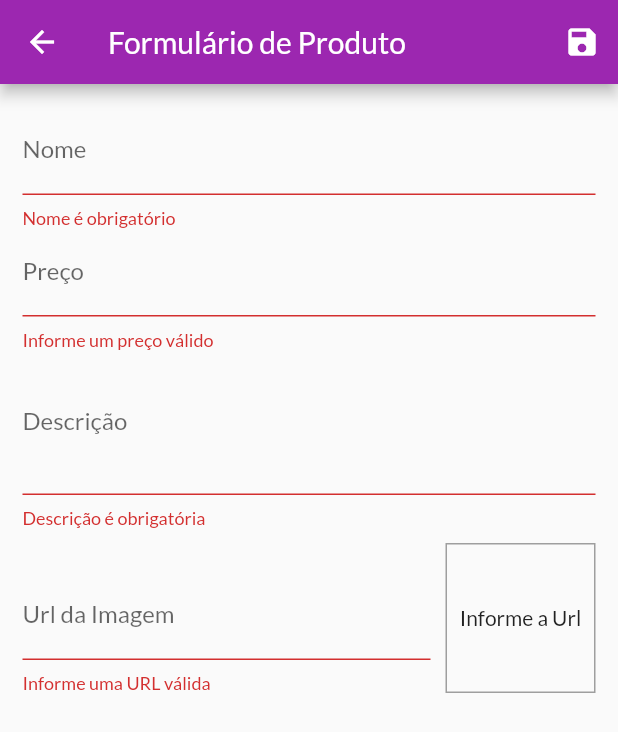
After one commit to Jeaan2/flutter_shop, a Flutter app: the ProductFormPage screen opened by its route, after a tap on the "save" icon, on a phone screen of 412 x 824 dp. The commit adds this screen. Shown: the top 732 px of the screen. Run offline on Flutter 3.47's test engine with Material 2 defaults, Android fonts, the phone set to English and light mode, and no system bars; network calls fail.

Commit message:
feat: adding product form

```diff
--- a/lib/components/product_grid.dart
+++ b/lib/components/product_grid.dart
@@ -1,5 +1,5 @@
 import 'package:flutter/material.dart';
-import 'package:flutter_shop/components/product_item.dart';
+import 'package:flutter_shop/components/product_grid_item.dart';
 import 'package:flutter_shop/models/product.dart';
 import 'package:flutter_shop/models/product_list.dart';
 import 'package:provider/provider.dart';
@@ -24,7 +24,7 @@ class ProductGrid extends StatelessWidget {
       ),
       itemBuilder: (ctx, index) => ChangeNotifierProvider.value(
         value: loadedProducts[index],
-        child: ProductItem(),
+        child: ProductGridItem(),
       ),
     );
   }
--- a/lib/main.dart
+++ b/lib/main.dart
@@ -5,6 +5,8 @@ import 'package:flutter_shop/models/product_list.dart';
 import 'package:flutter_shop/pages/cart_page.dart';
 import 'package:flutter_shop/pages/orders_page.dart';
 import 'package:flutter_shop/pages/product_detail_page.dart';
+import 'package:flutter_shop/pages/product_form_page.dart';
+import 'package:flutter_shop/pages/products_page.dart';
 import 'package:flutter_shop/pages/products_overview_page.dart';
 import 'package:flutter_shop/utils/app_routes.dart';
 import 'package:provider/provider.dart';
@@ -42,6 +44,8 @@ class MyApp extends StatelessWidget {
           AppRoutes.PRODUCT_DETAIL: (context) => ProductDetailPage(),
           AppRoutes.CART: (context) => CartPage(),
           AppRoutes.ORDERS: (context) => OrdersPage(),
+          AppRoutes.PRODUCTS: (context) => ProductsPage(),
+          AppRoutes.PRODUCT_FORM: (context) => ProductFormPage(),
         },
       ),
     );
--- /dev/null
+++ b/lib/pages/product_form_page.dart
@@ -0,0 +1,225 @@
+import 'dart:math';
+
+import 'package:flutter/material.dart';
+import 'package:flutter_shop/models/product.dart';
+import 'package:flutter_shop/models/product_list.dart';
+import 'package:provider/provider.dart';
+
+class ProductFormPage extends StatefulWidget {
+  const ProductFormPage({Key? key}) : super(key: key);
+
+  @override
+  _ProductFormPageState createState() => _ProductFormPageState();
+}
+
+class _ProductFormPageState extends State<ProductFormPage> {
+  final _priceFocus = FocusNode();
+  final _descriptionFocus = FocusNode();
+
+  final _imageUrlFocus = FocusNode();
+  final _imageUrlController = TextEditingController();
+
+  final _formKey = GlobalKey<FormState>();
+  final _formData = Map<String, Object>();
+
+  @override
+  void initState() {
+    super.initState();
+    _imageUrlFocus.addListener(updateImage);
+  }
+
+  @override
+  void didChangeDependencies() {
+    // TODO: implement didChangeDependencies
+    super.didChangeDependencies();
+
+    if (_formData.isEmpty) {
+      final argument = ModalRoute.of(context)?.settings.arguments;
+
+      if (argument != null) {
+        final product = argument as Product;
+        _formData['id'] = product.id;
+        _formData['name'] = product.name;
+        _formData['price'] = product.price;
+        _formData['description'] = product.description;
+        _formData['imageUrl'] = product.imageUrl;
+
+        _imageUrlController.text = product.imageUrl;
+      }
+    }
+  }
+
+  @override
+  void dispose() {
+    super.dispose();
+    _priceFocus.dispose();
+    _descriptionFocus.dispose();
+
+    _imageUrlFocus.removeListener(updateImage);
+    _imageUrlFocus.dispose();
+  }
+
+  void updateImage() {
+    setState(() {});
+  }
+
+  bool isValidImageUrl(String url) {
+    bool isValidUrl = Uri.tryParse(url)?.hasAbsolutePath ?? false;
+    bool endsWithfFile = url.toLowerCase().endsWith('.png') ||
+        url.toLowerCase().endsWith('.jpg') ||
+        url.toLowerCase().endsWith('.jped');
+
+    return isValidUrl && endsWithfFile;
+  }
+
+  void _submitForm() {
+    final isValid = _formKey.currentState?.validate() ?? false;
+
+    if (!isValid) {
+      return;
+    }
+
+    _formKey.currentState?.save();
+
+    Provider.of<ProductList>(
+      context,
+      listen: false,
+    ).saveProduct(_formData);
+    Navigator.of(context).pop();
+  }
+
+  @override
+  Widget build(BuildContext context) {
+    return Scaffold(
+      appBar: AppBar(
+        title: Text('Formulário de Produto'),
+        actions: [
+          IconButton(
+            onPressed: _submitForm,
+            icon: Icon(Icons.save),
+          ),
+        ],
+      ),
+      body: Padding(
+        padding: const EdgeInsets.all(15),
+        child: Form(
+          key: _formKey,
+          child: ListView(
+            children: [
+              TextFormField(
+                initialValue: _formData['name']?.toString(),
+                decoration: InputDecoration(labelText: 'Nome'),
+                textInputAction: TextInputAction.next,
+                onFieldSubmitted: (_) {
+                  FocusScope.of(context).requestFocus(_priceFocus);
+                },
+                onSaved: (name) => _formData['name'] = name ?? '',
+                validator: (_name) {
+                  final name = _name ?? '';
+
+                  if (name.trim().isEmpty) {
+                    return 'Nome é obrigatório';
+                  }
+                  if (name.trim().length < 3) {
+                    return 'Nome precisa no mínimo de 3 letras';
+                  }
+                  return null;
+                },
+              ),
+              TextFormField(
+                  initialValue: _formData['price']?.toString(),
+                  decoration: InputDecoration(labelText: 'Preço'),
+                  textInputAction: TextInputAction.next,
+                  focusNode: _priceFocus,
+                  keyboardType: TextInputType.numberWithOptions(
+                    decimal: true,
+                  ),
+                  onFieldSubmitted: (_) {
+                    FocusScope.of(context).requestFocus(_descriptionFocus);
+                  },
+                  onSaved: (price) =>
+                      _formData['price'] = double.parse(price ?? '0'),
+                  validator: (_price) {
+                    final priceString = _price ?? '';
+
+                    final price = double.tryParse(priceString) ?? -1;
+
+                    if (price <= 0) {
+                      return 'Informe um preço válido';
+                    }
+                  }),
+              TextFormField(
+                initialValue: _formData['description']?.toString(),
+                decoration: InputDecoration(labelText: 'Descrição'),
+                textInputAction: TextInputAction.next,
+                focusNode: _descriptionFocus,
+                keyboardType: TextInputType.multiline,
+                maxLines: 3,
+                onSaved: (description) =>
+                    _formData['description'] = description ?? '',
+                validator: (_name) {
+                  final name = _name ?? '';
+
+                  if (name.trim().isEmpty) {
+                    return 'Descrição é obrigatória';
+                  }
+                  if (name.trim().length < 10) {
+                    return 'Descrição precisa no mínimo de 10 letras';
+                  }
+                  return null;
+                },
+              ),
+              Row(
+                crossAxisAlignment: CrossAxisAlignment.end,
+                children: [
+                  Expanded(
+                    child: TextFormField(
+                      decoration: InputDecoration(labelText: 'Url da Imagem'),
+                      keyboardType: TextInputType.url,
+                      textInputAction: TextInputAction.done,
+                      focusNode: _imageUrlFocus,
+                      controller: _imageUrlController,
+                      onFieldSubmitted: (_) => _submitForm(),
+                      onSaved: (imageUrl) =>
+                          _formData['imageUrl'] = imageUrl ?? '',
+                      validator: (_imageUrl) {
+                        final imageUrl = _imageUrl ?? '';
+
+                        if (!isValidImageUrl(imageUrl)) {
+                          return 'Informe uma URL válida';
+                        }
+
+                        return null;
+                      },
+                    ),
+                  ),
+                  Container(
+                    height: 100,
+                    width: 100,
+                    margin: const EdgeInsets.only(
+                      top: 10,
+                      left: 10,
+                    ),
+                    decoration: BoxDecoration(
+                      border: Border.all(
+                        color: Colors.grey,
+                        width: 1,
+                      ),
+                    ),
+                    alignment: Alignment.center,
+                    child: _imageUrlController.text.isEmpty
+                        ? Text('Informe a Url')
+                        : FittedBox(
+                            child: Image.network(_imageUrlController.text),
+                            fit: BoxFit.cover,
+                          ),
+                  ),
+                ],
+              ),
+            ],
+          ),
+        ),
+      ),
+    );
+  }
+}
--- a/lib/utils/app_routes.dart
+++ b/lib/utils/app_routes.dart
@@ -3,4 +3,6 @@ class AppRoutes {
   static const PRODUCT_DETAIL = '/product-detail';
   static const CART = '/cart';
   static const ORDERS = '/orders';
+  static const PRODUCTS = '/products';
+  static const PRODUCT_FORM = '/product-form';
 }
```
Also changed, not shown: lib/components/app_drawer.dart (+8 -0 lines), lib/components/cart_item.dart (+23 -0 lines), lib/components/product_grid_item.dart (added, +68 -0 lines), lib/components/product_item.dart (+45 -35 lines), lib/models/cart.dart (+23 -0 lines), lib/models/product_list.dart (+42 -0 lines), lib/pages/products_page.dart (added, +39 -0 lines).
